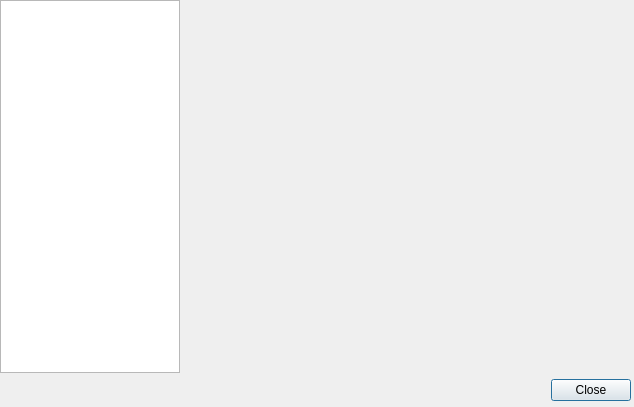
Above: ui/themes.ui from gitter-badger/simplechatclient before the change. Below: the same form after it.
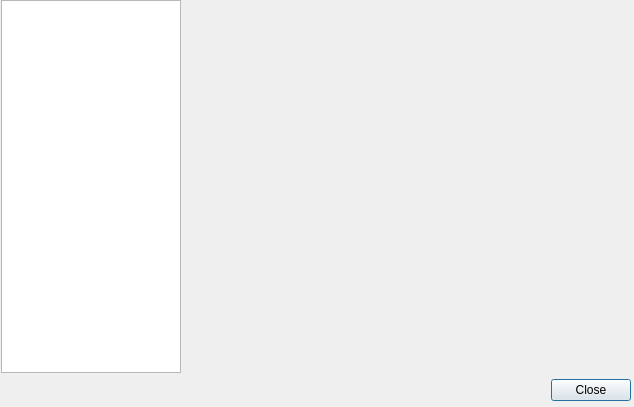
That is the form after the change.

Commit message: themes img

The edit to the form file:
```diff
--- a/ui/themes.ui
+++ b/ui/themes.ui
@@ -55,6 +55,18 @@
           <verstretch>0</verstretch>
          </sizepolicy>
         </property>
+        <property name="minimumSize">
+         <size>
+          <width>441</width>
+          <height>368</height>
+         </size>
+        </property>
+        <property name="maximumSize">
+         <size>
+          <width>441</width>
+          <height>368</height>
+         </size>
+        </property>
         <property name="text">
          <string/>
         </property>
```
The commit also changes 6 other files.
